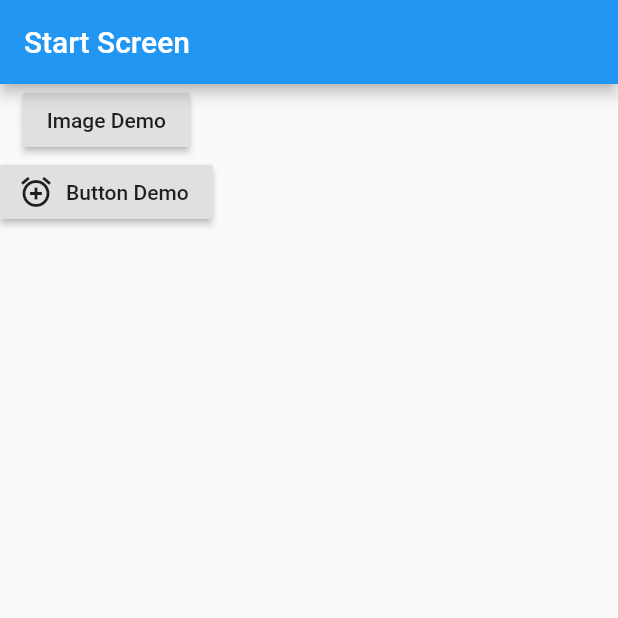
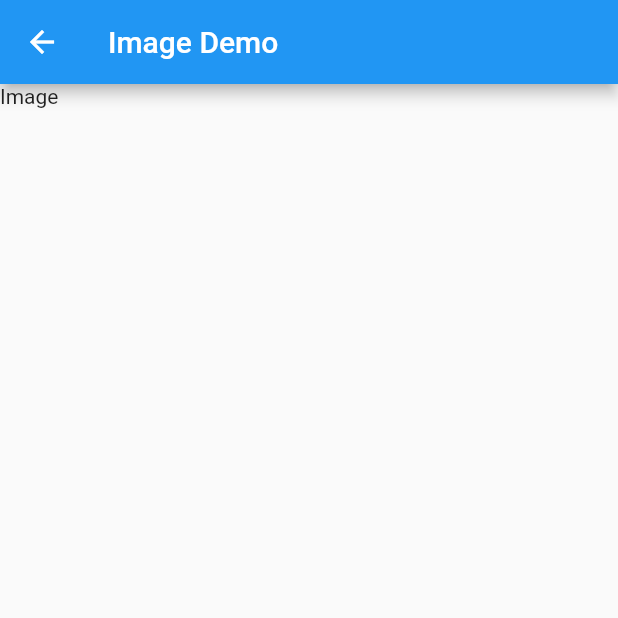
Before and after one commit to nurulakter8/map20-lesson1, a Flutter app: the screen it shows after launch, after a tap on "Image Demo", on a phone screen of 412 x 824 dp, the top half of it. Run offline on Flutter 3.47's test engine with Material 2 defaults, Android fonts, the phone set to English and light mode, and no system bars.

Commit message:
image demo screen commit

```diff
--- a/lib/main.dart
+++ b/lib/main.dart
@@ -1,4 +1,5 @@
 import 'package:flutter/material.dart';
+import 'package:lesson1/screens/imagedemo_screen.dart';
 import 'package:lesson1/screens/startscreen.dart';
 
 void main() {
@@ -15,6 +16,7 @@ class Lesson1App extends StatelessWidget{  //StatelessWidget is a super class fo
       routes: {                 //routes is a map data structure
         StartScreen.routName : (BuildContext context) { return StartScreen();},    // key is the string (declared as static const) and the value is the function. Will have to
                                                                                 //do that for multiple screen.
+        ImageDemoScreen.routName: (context) { return ImageDemoScreen();},
         },
     );
 
--- /dev/null
+++ b/lib/screens/imagedemo_screen.dart
@@ -0,0 +1,16 @@
+import 'package:flutter/material.dart';
+
+class ImageDemoScreen extends StatelessWidget{
+
+static const routName = '/imageDemoScreen'; // gives a uniqe convintion name to use when we need to call
+
+  @override
+  Widget build(BuildContext context) {
+    return Scaffold(
+      appBar: AppBar(
+        title: Text('Image Demo'),
+      ),
+      body: Text('Image'),
+    );
+  }
+}
--- a/lib/screens/startscreen.dart
+++ b/lib/screens/startscreen.dart
@@ -1,8 +1,9 @@
 import 'package:flutter/material.dart';
+import 'package:lesson1/screens/imagedemo_screen.dart';
 
 class StartScreen extends StatelessWidget {
   static const routName =
-      '/startScreen'; // gives a uniqe convintion name for litrle value
+      '/startScreen'; // gives a uniqe convintion name for litarle value
 
   @override
   Widget build(BuildContext context) {
@@ -18,12 +19,12 @@ class StartScreen extends StatelessWidget {
           RaisedButton(
             child: Text('Image Demo'),
             onPressed: () {
-              print('image demo button');
+              Navigator.pushNamed(context, ImageDemoScreen.routName);   // on press we will go to new image screen page
             },
           ),
           RaisedButton.icon(
             onPressed: () {print ('button demo');},
-            icon: Icon(Icons.add_alarm),
+            icon: Icon(Icons.ac_unit, color: Colors.red[900],),       // there are more under flutter Icon API
             label: Text('Button Demo'),
           )
         ],
```
Also changed, not shown: flutter_01.png (added).
